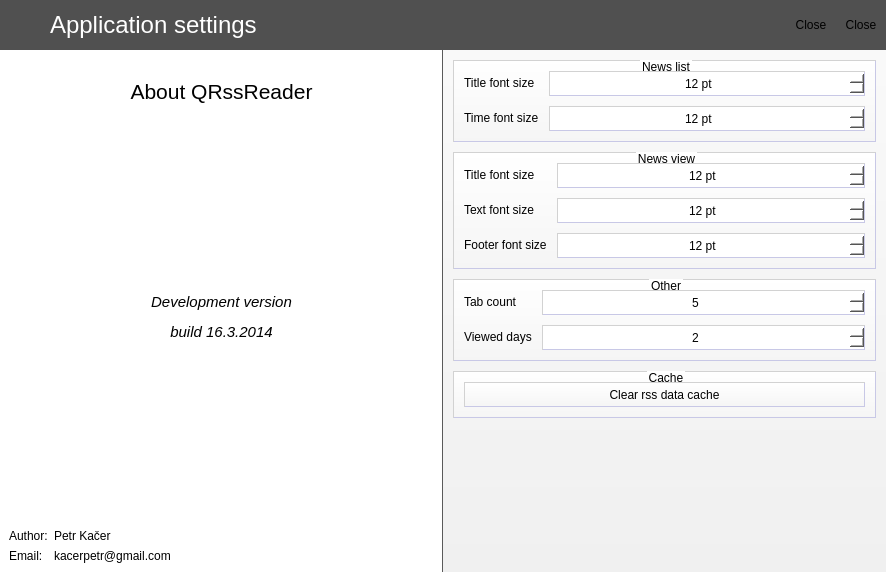
Above: SettingsDialog.ui from kacerpetr/QRssReader before the change. Below: the same form after it.
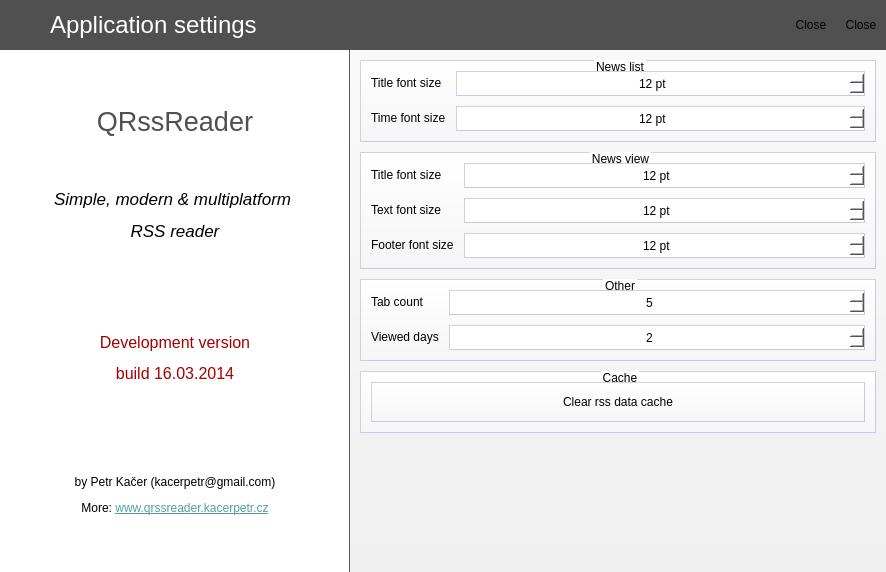
That is the form after the change. Icons and pictures are not drawn.

The edit to the form file:
```diff
--- a/SettingsDialog.ui
+++ b/SettingsDialog.ui
@@ -406,13 +406,13 @@
        <widget class="QScrollArea" name="aboutArea">
         <property name="sizePolicy">
          <sizepolicy hsizetype="Expanding" vsizetype="Expanding">
-          <horstretch>0</horstretch>
+          <horstretch>3</horstretch>
           <verstretch>0</verstretch>
          </sizepolicy>
         </property>
         <property name="minimumSize">
          <size>
-          <width>400</width>
+          <width>350</width>
           <height>0</height>
          </size>
         </property>
@@ -430,7 +430,7 @@
           <rect>
            <x>0</x>
            <y>0</y>
-           <width>443</width>
+           <width>350</width>
            <height>520</height>
           </rect>
          </property>
@@ -442,102 +442,18 @@
          </property>
          <layout class="QVBoxLayout" name="verticalLayout_2">
           <item>
-           <spacer name="verticalSpacer_5">
-            <property name="orientation">
-             <enum>Qt::Vertical</enum>
-            </property>
-            <property name="sizeType">
-             <enum>QSizePolicy::Fixed</enum>
-            </property>
-            <property name="sizeHint" stdset="0">
-             <size>
-              <width>20</width>
-              <height>20</height>
-             </size>
-            </property>
-           </spacer>
-          </item>
-          <item>
-           <widget class="QLabel" name="label1">
+           <widget class="QLabel" name="aboutLabel">
             <property name="text">
-             <string>&lt;html&gt;&lt;head/&gt;&lt;body&gt;&lt;p align=&quot;center&quot;&gt;&lt;span style=&quot; font-size:16pt;&quot;&gt;About QRssReader&lt;/span&gt;&lt;/p&gt;&lt;/body&gt;&lt;/html&gt;</string>
-            </property>
-           </widget>
-          </item>
-          <item>
-           <spacer name="verticalSpacer_4">
-            <property name="orientation">
-             <enum>Qt::Vertical</enum>
-            </property>
-            <property name="sizeType">
-             <enum>QSizePolicy::MinimumExpanding</enum>
-            </property>
-            <property name="sizeHint" stdset="0">
-             <size>
-              <width>20</width>
-              <height>40</height>
-             </size>
-            </property>
-           </spacer>
-          </item>
-          <item>
-           <widget class="QLabel" name="label">
-            <property name="text">
-             <string>&lt;html&gt;&lt;head/&gt;&lt;body&gt;&lt;p&gt;&lt;span style=&quot; font-size:11pt; font-style:italic;&quot;&gt;Development version&lt;/span&gt;&lt;/p&gt;&lt;p&gt;&lt;span style=&quot; font-size:11pt; font-style:italic;&quot;&gt;build 16.3.2014&lt;/span&gt;&lt;/p&gt;&lt;/body&gt;&lt;/html&gt;</string>
+             <string>&lt;html&gt;&lt;head/&gt;&lt;body&gt;&lt;p align=&quot;center&quot;&gt;&lt;span style=&quot; font-size:20pt; color:#505050;&quot;&gt;QRssReader&lt;/span&gt;&lt;/p&gt;&lt;p align=&quot;center&quot;&gt;&lt;br/&gt;&lt;/p&gt;&lt;p align=&quot;center&quot;&gt;&lt;span style=&quot; font-size:13pt; font-style:italic;&quot;&gt;Simple, modern &amp;amp; multiplatform &lt;/span&gt;&lt;/p&gt;&lt;p align=&quot;center&quot;&gt;&lt;span style=&quot; font-size:13pt; font-style:italic;&quot;&gt;RSS reader&lt;/span&gt;&lt;/p&gt;&lt;p align=&quot;center&quot;&gt;&lt;br/&gt;&lt;/p&gt;&lt;p align=&quot;center&quot;&gt;&lt;br/&gt;&lt;/p&gt;&lt;p align=&quot;center&quot;&gt;&lt;span style=&quot; font-size:12pt; color:#a30000;&quot;&gt;Development version&lt;/span&gt;&lt;/p&gt;&lt;p align=&quot;center&quot;&gt;&lt;span style=&quot; font-size:12pt; color:#a30000;&quot;&gt;build 16.03.2014&lt;/span&gt;&lt;/p&gt;&lt;p&gt;&lt;br/&gt;&lt;/p&gt;&lt;p&gt;&lt;br/&gt;&lt;/p&gt;&lt;p align=&quot;center&quot;&gt;by Petr Kačer (kacerpetr@gmail.com)&lt;/p&gt;&lt;p align=&quot;center&quot;&gt;More: &lt;a href=&quot;http://www.qrssreader.kacerpetr.cz&quot;&gt;&lt;span style=&quot; text-decoration: underline; color:#539fa3;&quot;&gt;www.qrssreader.kacerpetr.cz&lt;/span&gt;&lt;/a&gt;&lt;/p&gt;&lt;/body&gt;&lt;/html&gt;</string>
             </property>
             <property name="alignment">
-             <set>Qt::AlignCenter</set>
+             <set>Qt::AlignLeading|Qt::AlignLeft|Qt::AlignVCenter</set>
+            </property>
+            <property name="openExternalLinks">
+             <bool>true</bool>
             </property>
            </widget>
           </item>
-          <item>
-           <spacer name="verticalSpacer_3">
-            <property name="orientation">
-             <enum>Qt::Vertical</enum>
-            </property>
-            <property name="sizeType">
-             <enum>QSizePolicy::MinimumExpanding</enum>
-            </property>
-            <property name="sizeHint" stdset="0">
-             <size>
-              <width>20</width>
-              <height>40</height>
-             </size>
-            </property>
-           </spacer>
-          </item>
-          <item>
-           <layout class="QFormLayout" name="formLayout_3">
-            <item row="0" column="0">
-             <widget class="QLabel" name="label_2">
-              <property name="text">
-               <string>Author:</string>
-              </property>
-             </widget>
-            </item>
-            <item row="0" column="1">
-             <widget class="QLabel" name="label_4">
-              <property name="text">
-               <string>Petr Kačer</string>
-              </property>
-             </widget>
-            </item>
-            <item row="1" column="0">
-             <widget class="QLabel" name="label_3">
-              <property name="text">
-               <string>Email:</string>
-              </property>
-             </widget>
-            </item>
-            <item row="1" column="1">
-             <widget class="QLabel" name="label_5">
-              <property name="text">
-               <string>kacerpetr@gmail.com</string>
-              </property>
-             </widget>
-            </item>
-           </layout>
-          </item>
          </layout>
         </widget>
        </widget>
@@ -546,7 +462,7 @@
        <widget class="QFrame" name="frame">
         <property name="sizePolicy">
          <sizepolicy hsizetype="Expanding" vsizetype="Preferred">
-          <horstretch>0</horstretch>
+          <horstretch>5</horstretch>
           <verstretch>0</verstretch>
          </sizepolicy>
         </property>
@@ -942,7 +858,7 @@
               <property name="minimumSize">
                <size>
                 <width>0</width>
-                <height>25</height>
+                <height>40</height>
                </size>
               </property>
               <property name="text">
```
